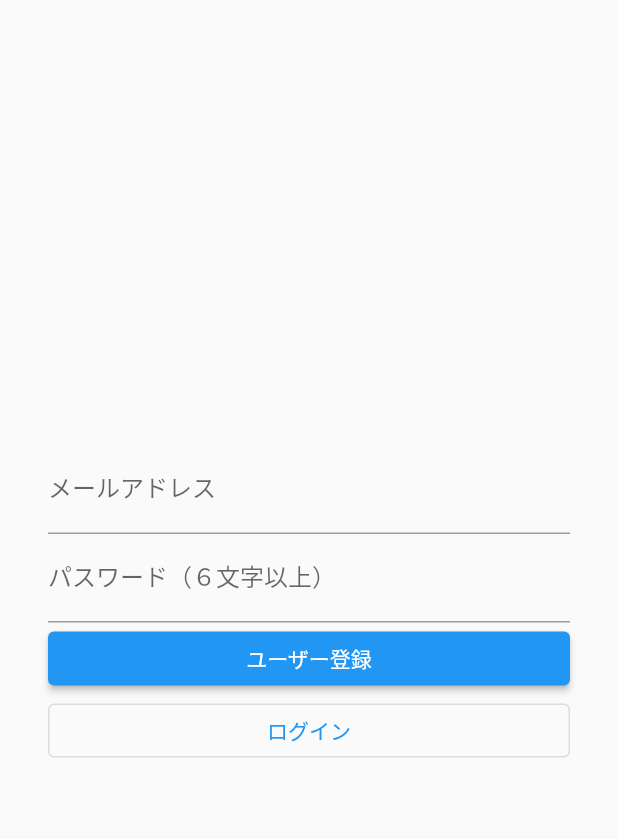
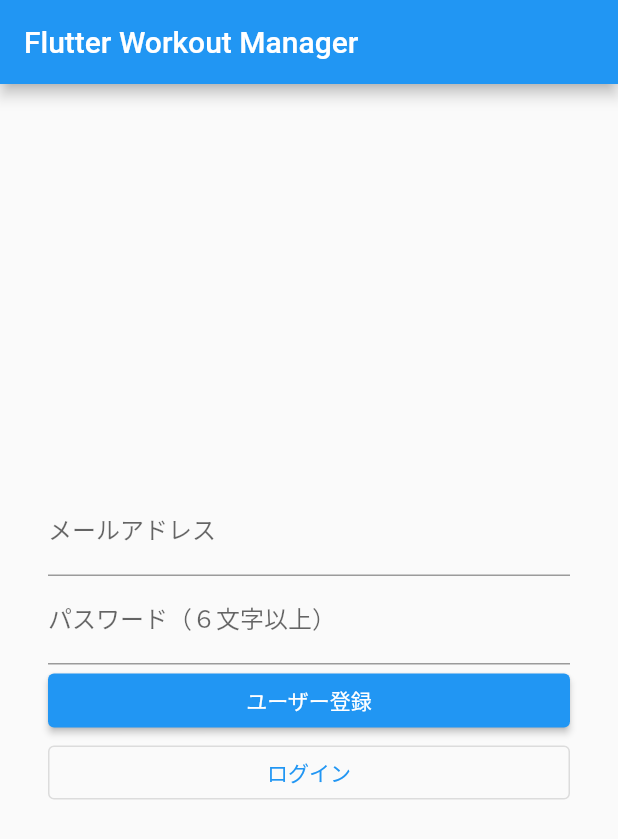
Before and after one commit to katsualonso14/Flutter-Workout-Managar, a Flutter app: the screen it shows after launch, on a phone screen of 412 x 824 dp. Shown: the top 839 px of the screen. Run offline on Flutter 3.47's test engine with Material 2 defaults, Android fonts, the phone set to English and light mode, and no system bars; our stand-ins replace cloud_firestore, firebase_auth, firebase_core, flutter_hooks, flutter_riverpod, hooks_riverpod and 1 more; accounts and stored records are empty.

Commit message:
make_ login check provider

```diff
--- a/lib/main.dart
+++ b/lib/main.dart
@@ -4,6 +4,8 @@ import 'package:flutter/material.dart';
 import 'package:flutter_riverpod/flutter_riverpod.dart';
 import 'package:flutter_workout_manager/presentation/pages/level_manage_page.dart';
 import 'package:flutter_workout_manager/presentation/pages/login.dart';
+import 'package:flutter_workout_manager/presentation/state/providers.dart';
+import 'package:hooks_riverpod/hooks_riverpod.dart';
 import 'core/firebase_options.dart';
 
 void main() async {
@@ -12,26 +14,31 @@ void main() async {
   runApp(const ProviderScope(child: App()));
 }
 
-class App extends StatelessWidget {
+class App extends HookConsumerWidget {
   const App({Key? key}) : super(key: key);
 
   @override
-  Widget build(BuildContext context) {
+  Widget build(BuildContext context, WidgetRef ref) {
+    final userStream = ref.watch(userStreamProvider);
     return MaterialApp(
       debugShowCheckedModeBanner: false,
-      home: StreamBuilder(
-        // ログイン状態の確認
-        stream: FirebaseAuth.instance.authStateChanges(),
-        builder: (context, snapshot) {
-          if (snapshot.connectionState == ConnectionState.waiting) {
-            return const SizedBox();
-          }
-          if (snapshot.hasData) {
-            return const LevelManagePage();
-          }
-          // データがない場合ログインページへ
-          return LogIn();
-        },
+      home: Scaffold(
+        appBar: AppBar(title: const Text('Flutter Workout Manager'),),
+        body: userStream.when(
+            error: (error, stackTrace) {
+              return const Center(child: Text('エラーが発生しました'));
+            },
+            loading: () {
+              return const Center(child: CircularProgressIndicator());
+            },
+            data: (data) {
+              if (data != null) {
+                return LevelManagePage();
+              } else {
+                return LogIn();
+              }
+            }
+        ),
       ),
     );
   }
--- a/lib/presentation/pages/login.dart
+++ b/lib/presentation/pages/login.dart
@@ -15,8 +15,8 @@ class LogIn extends ConsumerWidget {
     final userEmail = ref.watch(emailProvider.state);
     final userPassword = ref.watch(passwordProvider.state);
     final infoText = ref.watch(infoTextProvider.state);
-    return Scaffold(
-        body: Center(
+
+    return Center(
           child: Container(
             padding: const EdgeInsets.all(32),
             child: Column(
@@ -96,7 +96,6 @@ class LogIn extends ConsumerWidget {
               ],
             ),
           ),
-        ),
-    );
+        );
   }
 }
--- a/lib/presentation/state/providers.dart
+++ b/lib/presentation/state/providers.dart
@@ -11,10 +11,15 @@ final baseTabViewProvider = StateProvider<ViewType>((ref) => ViewType.calendar);
 enum ViewType { calendar, levelManage }
 
 // ログイン・新規登録用プロバイダー
+final userStreamProvider = StreamProvider.autoDispose<User?>((ref) {
+  return FirebaseAuth.instance.authStateChanges();
+});
+
 final emailProvider = StateProvider((ref) => '');
 final passwordProvider = StateProvider((ref) => '');
 final infoTextProvider = StateProvider((ref) => '');
 
+
 final userStateProvider = StateNotifierProvider<UserNotifier, List<Users>>( (ref) {
   return UserNotifier();
 });
```
Also changed, not shown: lib/presentation/pages/level_manage_page.dart (+59 -18 lines).
